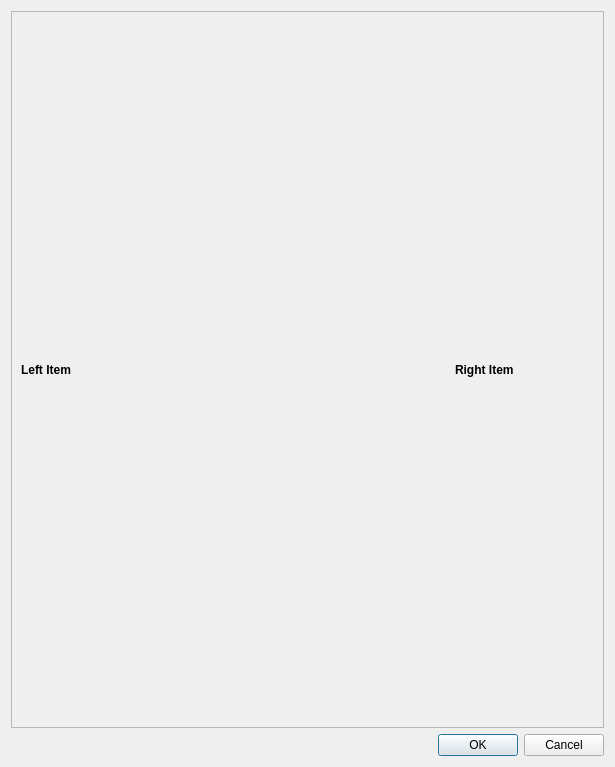
DarkHobbit/doublecontact, file src/comparedialog.ui: the form before one commit.
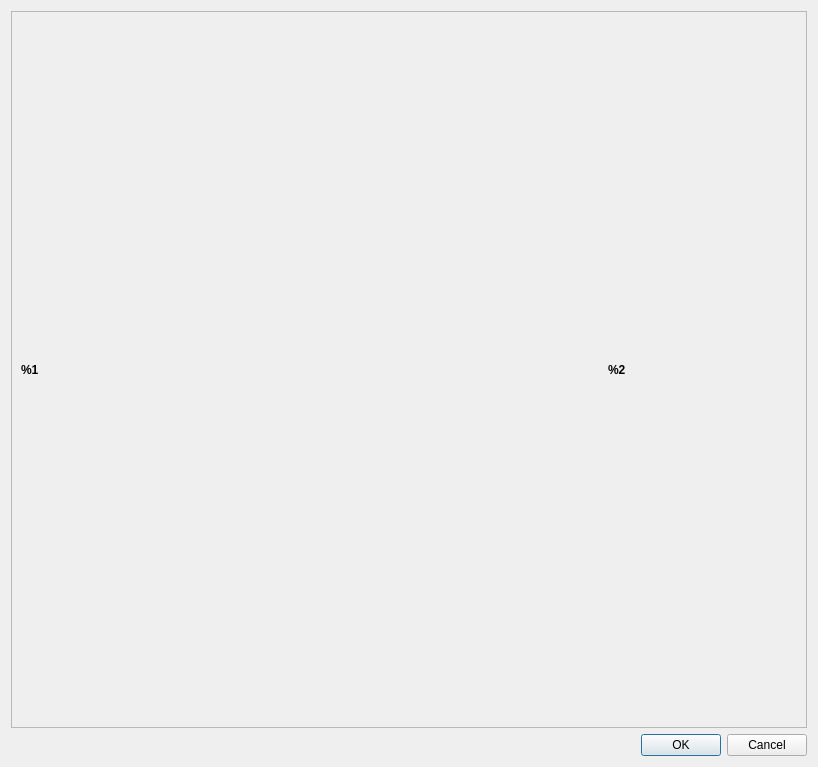
The form after the commit.

What changed in the file:
```diff
--- a/src/comparedialog.ui
+++ b/src/comparedialog.ui
@@ -6,7 +6,7 @@
    <rect>
     <x>0</x>
     <y>0</y>
-    <width>615</width>
+    <width>818</width>
     <height>767</height>
    </rect>
   </property>
@@ -24,7 +24,7 @@
        <rect>
         <x>0</x>
         <y>0</y>
-        <width>593</width>
+        <width>796</width>
         <height>708</height>
        </rect>
       </property>
@@ -38,7 +38,7 @@
           </font>
          </property>
          <property name="text">
-          <string>Right Item</string>
+          <string notr="true">%2</string>
          </property>
         </widget>
        </item>
@@ -58,7 +58,7 @@
           </font>
          </property>
          <property name="text">
-          <string>Left Item</string>
+          <string notr="true">%1</string>
          </property>
         </widget>
        </item>
```
